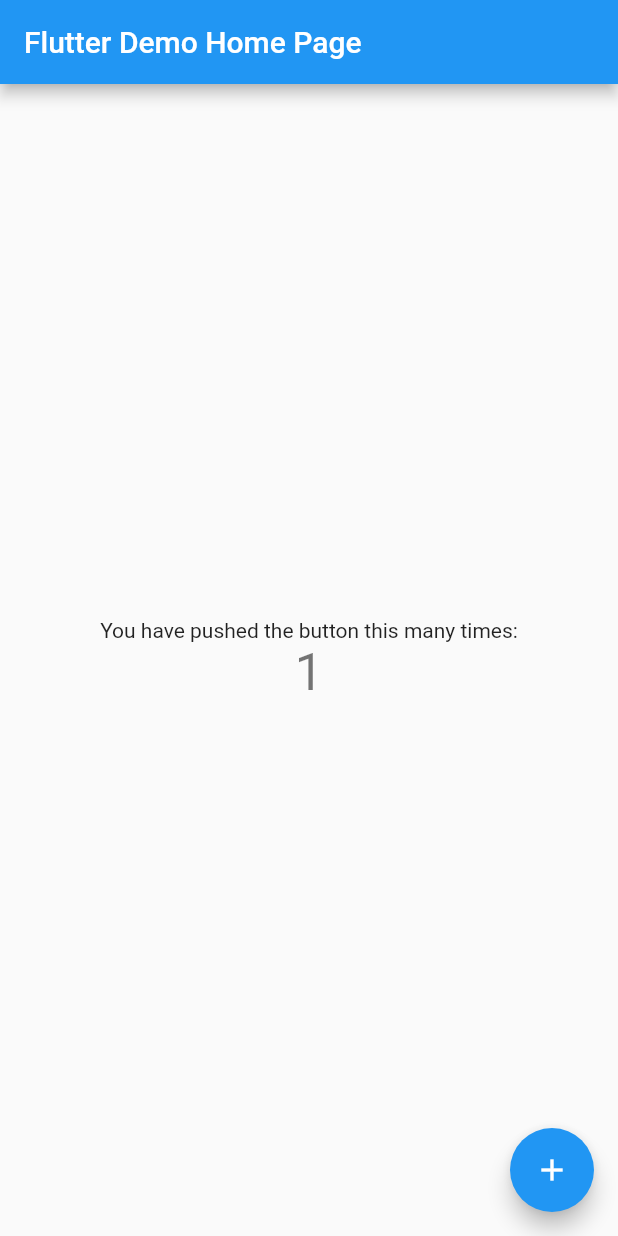
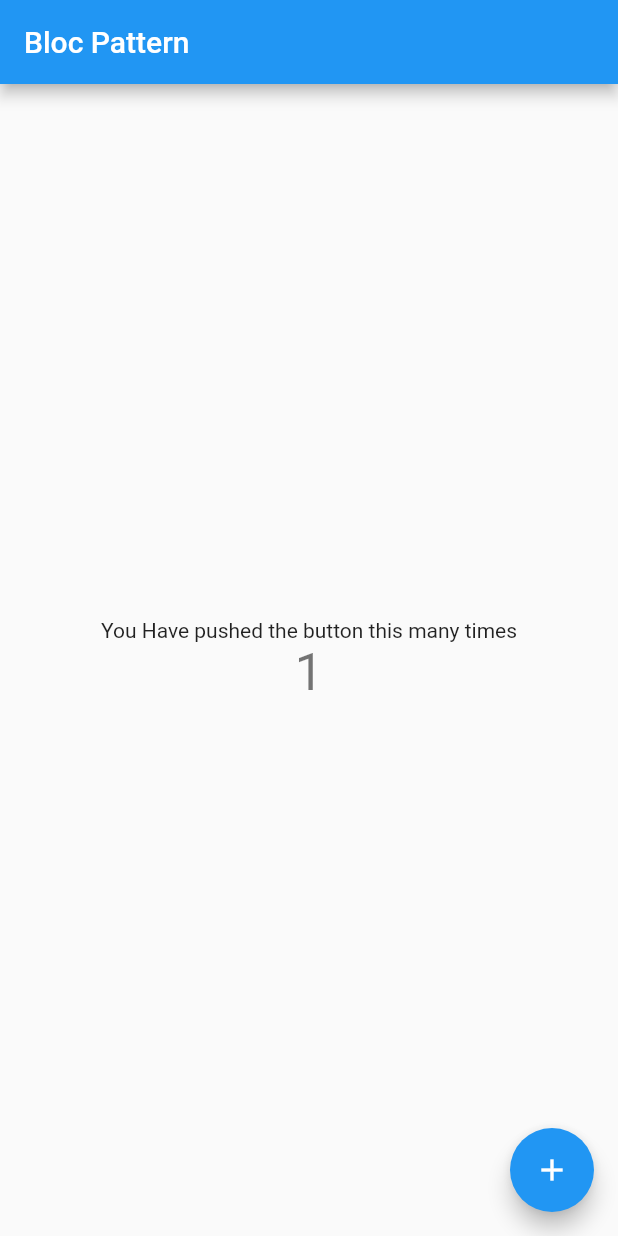
Before and after one commit to gustafyulianto/blocpattern_calculator, a Flutter app: the screen it shows after launch, after a tap on the "add" icon, on a phone screen of 412 x 824 dp. Run offline on Flutter 3.47's test engine with Material 2 defaults, Android fonts, the phone set to English and light mode, and no system bars.

Commit message:
update
update

```diff
--- /dev/null
+++ b/bloc_kalkulator/lib/Counter.dart
@@ -0,0 +1,38 @@
+import 'package:flutter/material.dart';
+import 'package:bloc_kalkulator/counter_bloc.dart';
+import 'package:bloc_kalkulator/counter_provider.dart';
+
+class Counter extends StatefulWidget {
+  @override
+  _CounterState createState() => _CounterState();
+}
+
+class _CounterState extends State<Counter> {
+  void dispose() {
+    bloc.dispose();
+    super.dispose();
+  }
+
+  @override
+  Widget build(BuildContext context) {
+    return StreamBuilder(
+      stream: bloc.getCOunt,
+      // menghitung jumlah bloc,
+      initialData: Counterprovider().count, //menghitung jumlah counter provider
+      builder: (context, snapshot) => Center(
+        child: Column(
+          mainAxisAlignment: MainAxisAlignment.center,
+          children: <Widget>[
+            Text(
+              'You Have pushed the button this many times',
+            ),
+            Text('${snapshot.data}',
+                style: Theme.of(context)
+                    .textTheme
+                    .display1) // Menampilkan data counter
+          ],
+        ),
+      ),
+    );
+  }
+}
--- /dev/null
+++ b/bloc_kalkulator/lib/Counter_provider.dart
@@ -0,0 +1,4 @@
+class Counterprovider {
+  int count = 0;
+  void increasecount() => count++;
+}
--- /dev/null
+++ b/bloc_kalkulator/lib/counter_bloc.dart
@@ -0,0 +1,25 @@
+import 'dart:async';
+import 'package:bloc_kalkulator/counter_provider.dart';
+
+class CounterBloc {
+  final counterController =
+      StreamController(); // membuat sebuah stream controller
+  final Counterprovider provider =
+      Counterprovider(); //membuat sebuah counter provider
+
+  Stream get getCOunt => counterController.stream;
+
+  void updateCount() {
+    provider.increasecount();
+    counterController.sink
+        .add(provider.count); //menambahkan provider ke dalam counterControlle
+  }
+
+  void dispose() {
+    counterController
+        .close(); // menutup counterController ketika tidak digunakan
+  }
+}
+
+final bloc =
+    CounterBloc(); // menjadikan class CounterBloc sebagai sebuah object agar bisa di gunakan pada class lain
--- a/bloc_kalkulator/lib/main.dart
+++ b/bloc_kalkulator/lib/main.dart
@@ -1,4 +1,58 @@
 import 'package:flutter/material.dart';
+import 'package:bloc_kalkulator/Counter.dart';
+import 'package:bloc_kalkulator/counter_bloc.dart';
+
+void main() => runApp(MyApp());
+
+class MyApp extends StatelessWidget {
+  @override
+  Widget build(BuildContext context) {
+    return MaterialApp(
+      title: 'bloc_kalkulator',
+      home: MyHomePage(
+        title: 'Bloc Pattern',
+      ),
+      debugShowCheckedModeBanner:
+          false, // untuk menonaktifkan banner debug pada aplikasi
+    );
+  }
+}
+
+class MyHomePage extends StatefulWidget {
+  MyHomePage({Key key, this.title})
+      : super(
+            key:
+                key); // pada bagian ini berfungsi untuk mengambil data title dari title pada widget home
+  final String title;
+
+  @override
+  _MyHomePageState createState() => _MyHomePageState();
+}
+
+class _MyHomePageState extends State<MyHomePage> {
+  void _incrementCounter() {
+    bloc.updateCount(); // update data counter melalui bloc
+  }
+
+  @override
+  Widget build(BuildContext context) {
+    return Scaffold(
+      appBar: AppBar(
+        title: Text(widget.title),
+      ),
+      body:
+          Counter(), // pada bagian body ini kita langsung memanggil class counter
+      floatingActionButton: new FloatingActionButton(
+        onPressed: _incrementCounter,
+        //pada saat di tekan tombol + maka akan memanggil method _increamenTCounter
+        tooltip: 'Increment',
+        child: Icon(Icons.add),
+      ),
+    );
+  }
+}
+
+/*import 'package:flutter/material.dart';
 
 void main() => runApp(MyApp());
 
@@ -9,15 +63,6 @@ class MyApp extends StatelessWidget {
     return MaterialApp(
       title: 'Flutter Demo',
       theme: ThemeData(
-        // This is the theme of your application.
-        //
-        // Try running your application with "flutter run". You'll see the
-        // application has a blue toolbar. Then, without quitting the app, try
-        // changing the primarySwatch below to Colors.green and then invoke
-        // "hot reload" (press "r" in the console where you ran "flutter run",
-        // or simply save your changes to "hot reload" in a Flutter IDE).
-        // Notice that the counter didn't reset back to zero; the application
-        // is not restarted.
         primarySwatch: Colors.blue,
       ),
       home: MyHomePage(title: 'Flutter Demo Home Page'),
@@ -27,15 +72,6 @@ class MyApp extends StatelessWidget {
 
 class MyHomePage extends StatefulWidget {
   MyHomePage({Key key, this.title}) : super(key: key);
-
-  // This widget is the home page of your application. It is stateful, meaning
-  // that it has a State object (defined below) that contains fields that affect
-  // how it looks.
-
-  // This class is the configuration for the state. It holds the values (in this
-  // case the title) provided by the parent (in this case the App widget) and
-  // used by the build method of the State. Fields in a Widget subclass are
-  // always marked "final".
 
   final String title;
 
@@ -48,47 +84,24 @@ class _MyHomePageState extends State<MyHomePage> {
 
   void _incrementCounter() {
     setState(() {
-      // This call to setState tells the Flutter framework that something has
-      // changed in this State, which causes it to rerun the build method below
-      // so that the display can reflect the updated values. If we changed
-      // _counter without calling setState(), then the build method would not be
-      // called again, and so nothing would appear to happen.
       _counter++;
+    });
+  }
+
+  void _decrementCounter() {
+    setState(() {
+      _counter--;
     });
   }
 
   @override
   Widget build(BuildContext context) {
-    // This method is rerun every time setState is called, for instance as done
-    // by the _incrementCounter method above.
-    //
-    // The Flutter framework has been optimized to make rerunning build methods
-    // fast, so that you can just rebuild anything that needs updating rather
-    // than having to individually change instances of widgets.
     return Scaffold(
       appBar: AppBar(
-        // Here we take the value from the MyHomePage object that was created by
-        // the App.build method, and use it to set our appbar title.
         title: Text(widget.title),
       ),
       body: Center(
-        // Center is a layout widget. It takes a single child and positions it
-        // in the middle of the parent.
         child: Column(
-          // Column is also layout widget. It takes a list of children and
-          // arranges them vertically. By default, it sizes itself to fit its
-          // children horizontally, and tries to be as tall as its parent.
-          //
-          // Invoke "debug painting" (press "p" in the console, choose the
-          // "Toggle Debug Paint" action from the Flutter Inspector in Android
-          // Studio, or the "Toggle Debug Paint" command in Visual Studio Code)
-          // to see the wireframe for each widget.
-          //
-          // Column has various properties to control how it sizes itself and
-          // how it positions its children. Here we use mainAxisAlignment to
-          // center the children vertically; the main axis here is the vertical
-          // axis because Columns are vertical (the cross axis would be
-          // horizontal).
           mainAxisAlignment: MainAxisAlignment.center,
           children: <Widget>[
             Text(
@@ -101,11 +114,22 @@ class _MyHomePageState extends State<MyHomePage> {
           ],
         ),
       ),
-      floatingActionButton: FloatingActionButton(
-        onPressed: _incrementCounter,
-        tooltip: 'Increment',
-        child: Icon(Icons.add),
+      floatingActionButton: Row(
+        mainAxisAlignment: MainAxisAlignment.end,
+        children: <Widget>[
+          FloatingActionButton(
+            onPressed: _incrementCounter,
+            tooltip: 'Increment',
+            child: Icon(Icons.add),
+          ),
+          SizedBox(width: 10),
+          FloatingActionButton(
+            onPressed: _decrementCounter,
+            tooltip: 'Decrement',
+            child: Icon(Icons.remove),
+          ),
+        ],
       ), // This trailing comma makes auto-formatting nicer for build methods.
     );
   }
-}
+}*/
--- a/bloc_kalkulator/pubspec.yaml
+++ b/bloc_kalkulator/pubspec.yaml
@@ -23,6 +23,7 @@ dependencies:
   # The following adds the Cupertino Icons font to your application.
   # Use with the CupertinoIcons class for iOS style icons.
   cupertino_icons: ^0.1.2
+  bloc: ^2.0.0
 
 dev_dependencies:
   flutter_test:
```
Also changed, not shown: bloc_kalkulator/pubspec.lock.
